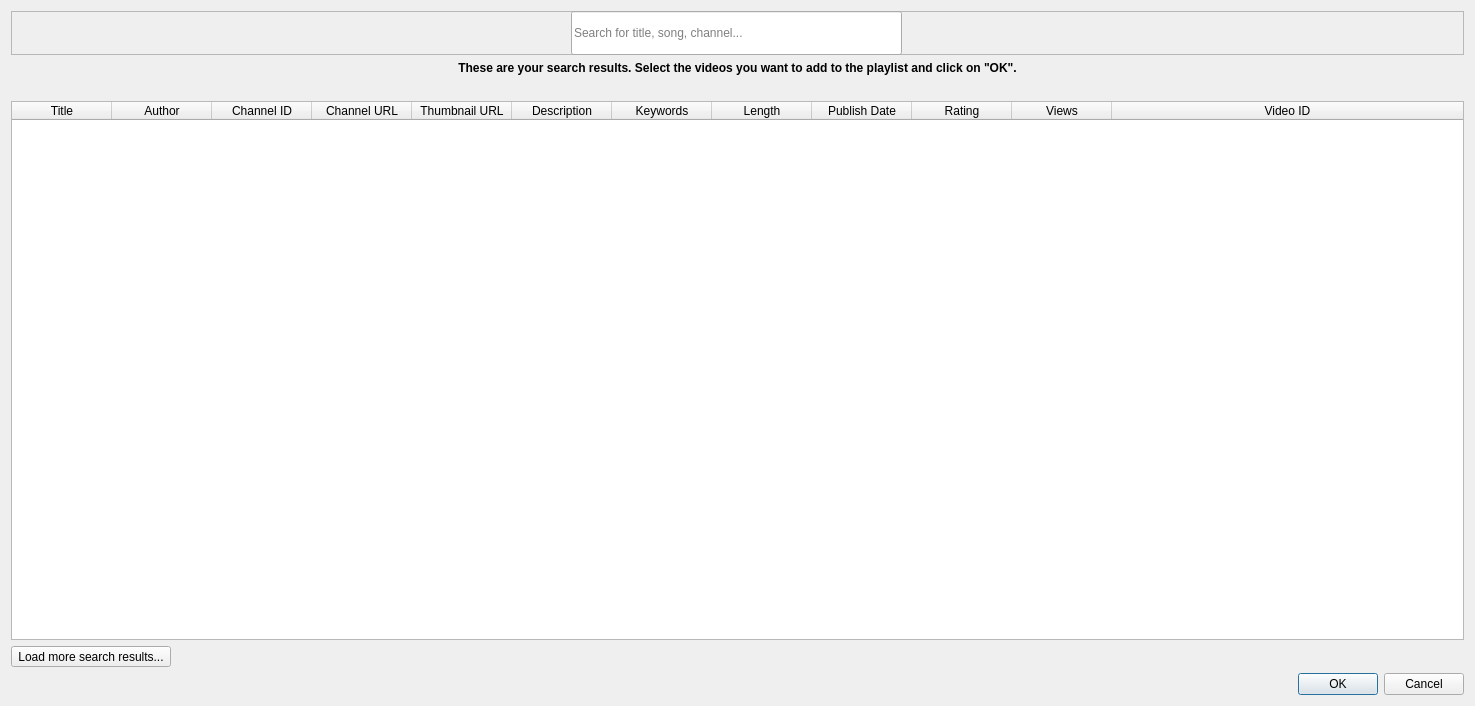
First picture: the form in src/main/resources/base/forms/search_dialog.ui, repository christianhofmanncodes/youtube-playlist-generator, before the edit.
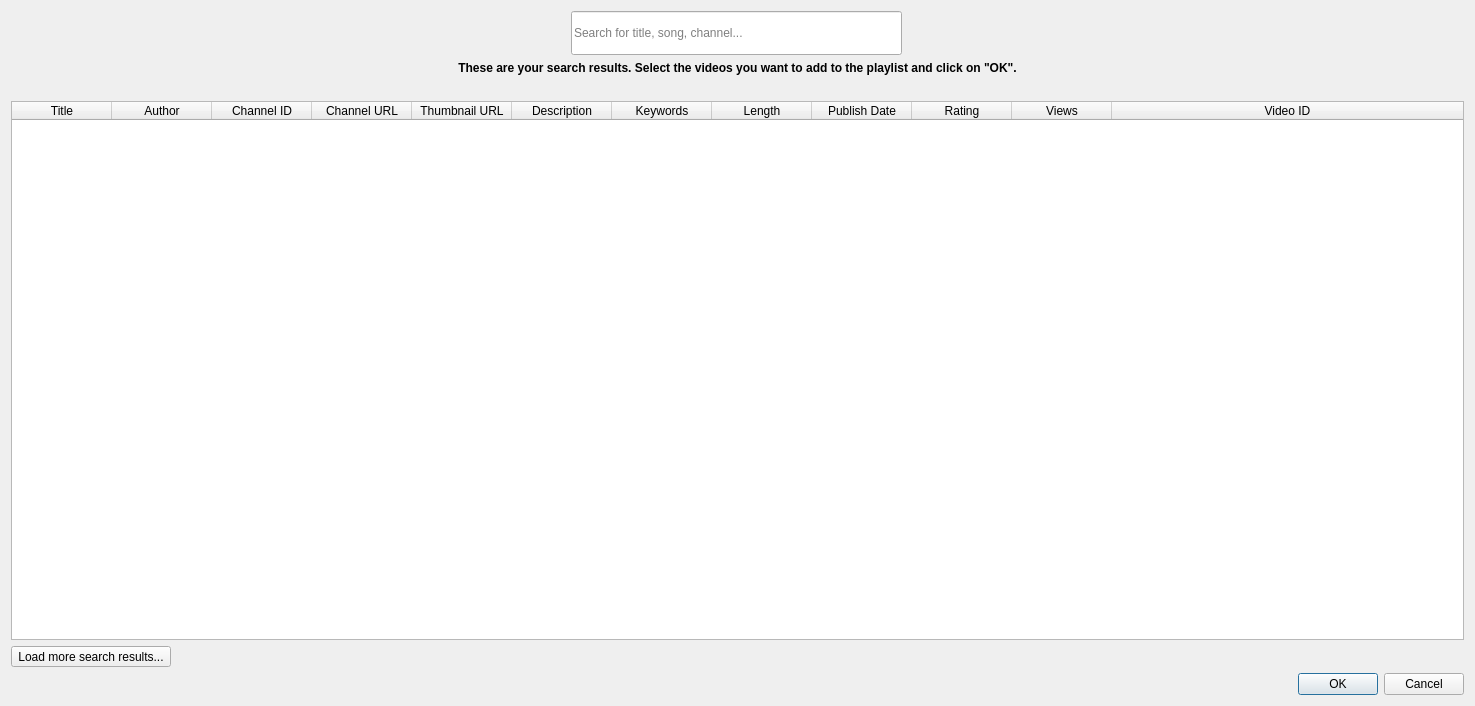
Second picture: the form after the edit. Icons and pictures are not drawn.

Commit message: Fix small typos, add search after Enter pressed

The edit to the form file:
```diff
--- a/src/main/resources/base/forms/search_dialog.ui
+++ b/src/main/resources/base/forms/search_dialog.ui
@@ -29,11 +29,14 @@
       </size>
      </property>
      <property name="frameShape">
-      <enum>QFrame::StyledPanel</enum>
+      <enum>QFrame::NoFrame</enum>
      </property>
      <property name="frameShadow">
       <enum>QFrame::Raised</enum>
      </property>
+     <property name="lineWidth">
+      <number>0</number>
+     </property>
      <widget class="QLineEdit" name="lineEdit_search_field">
       <property name="geometry">
        <rect>
```
Left out of the diff: 16 changed lines with no effect on the pictures. The commit also changes 1 other file.
